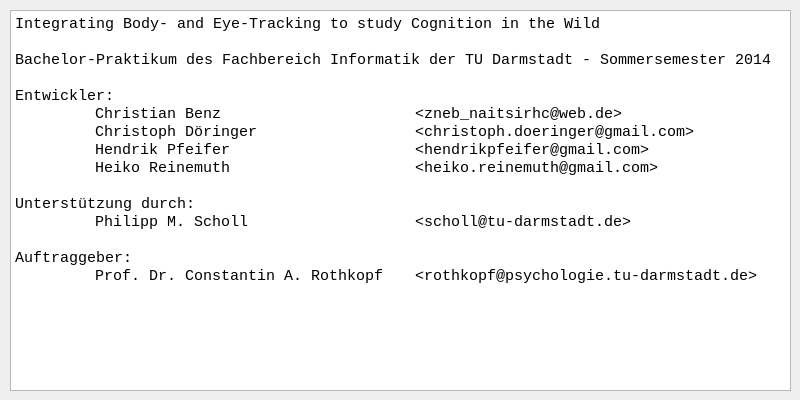
Above: ui/dialog_about.ui from wearablesLab14/human_cognition before the change. Below: the same form after it.
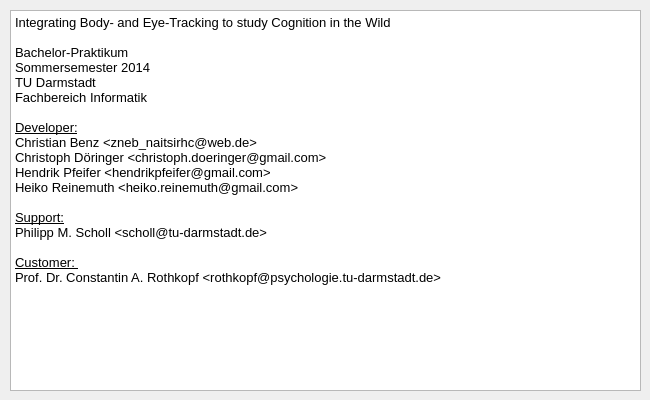
That is the form after the change.

Commit message: GUI changes / record & play commands TODO: kill rosbag processes and get output

Patch:
```diff
--- a/ui/dialog_about.ui
+++ b/ui/dialog_about.ui
@@ -6,19 +6,19 @@
    <rect>
     <x>0</x>
     <y>0</y>
-    <width>800</width>
+    <width>650</width>
     <height>400</height>
    </rect>
   </property>
   <property name="minimumSize">
    <size>
-    <width>800</width>
+    <width>650</width>
     <height>400</height>
    </size>
   </property>
   <property name="maximumSize">
    <size>
-    <width>800</width>
+    <width>650</width>
     <height>400</height>
    </size>
   </property>
@@ -30,45 +30,37 @@
     <rect>
      <x>10</x>
      <y>10</y>
-     <width>781</width>
+     <width>631</width>
      <height>381</height>
     </rect>
    </property>
    <layout class="QGridLayout" name="gridLayout">
     <item row="0" column="0">
      <widget class="QTextBrowser" name="textBrowser">
-      <property name="sizePolicy">
-       <sizepolicy hsizetype="Minimum" vsizetype="Expanding">
-        <horstretch>0</horstretch>
-        <verstretch>0</verstretch>
-       </sizepolicy>
-      </property>
-      <property name="font">
-       <font>
-        <family>Liberation Mono</family>
-       </font>
-      </property>
       <property name="html">
        <string>&lt;!DOCTYPE HTML PUBLIC &quot;-//W3C//DTD HTML 4.0//EN&quot; &quot;http://www.w3.org/TR/REC-html40/strict.dtd&quot;&gt;
 &lt;html&gt;&lt;head&gt;&lt;meta name=&quot;qrichtext&quot; content=&quot;1&quot; /&gt;&lt;style type=&quot;text/css&quot;&gt;
 p, li { white-space: pre-wrap; }
-&lt;/style&gt;&lt;/head&gt;&lt;body style=&quot; font-family:'Liberation Mono'; font-size:11pt; font-weight:400; font-style:normal;&quot;&gt;
-&lt;p style=&quot; margin-top:0px; margin-bottom:0px; margin-left:0px; margin-right:0px; -qt-block-indent:0; text-indent:0px;&quot;&gt;Integrating Body- and Eye-Tracking to study Cognition in the Wild&lt;/p&gt;
-&lt;p style=&quot;-qt-paragraph-type:empty; margin-top:0px; margin-bottom:0px; margin-left:0px; margin-right:0px; -qt-block-indent:0; text-indent:0px;&quot;&gt;&lt;br /&gt;&lt;/p&gt;
-&lt;p style=&quot; margin-top:0px; margin-bottom:0px; margin-left:0px; margin-right:0px; -qt-block-indent:0; text-indent:0px;&quot;&gt;Bachelor-Praktikum des Fachbereich Informatik der TU Darmstadt - Sommersemester 2014&lt;/p&gt;
-&lt;p style=&quot;-qt-paragraph-type:empty; margin-top:0px; margin-bottom:0px; margin-left:0px; margin-right:0px; -qt-block-indent:0; text-indent:0px;&quot;&gt;&lt;br /&gt;&lt;/p&gt;
-&lt;p style=&quot; margin-top:0px; margin-bottom:0px; margin-left:0px; margin-right:0px; -qt-block-indent:0; text-indent:0px;&quot;&gt;Entwickler:&lt;/p&gt;
-&lt;p style=&quot; margin-top:0px; margin-bottom:0px; margin-left:0px; margin-right:0px; -qt-block-indent:0; text-indent:0px;&quot;&gt;	Christian Benz 			&amp;lt;zneb_naitsirhc@web.de&amp;gt;&lt;/p&gt;
-&lt;p style=&quot; margin-top:0px; margin-bottom:0px; margin-left:0px; margin-right:0px; -qt-block-indent:0; text-indent:0px;&quot;&gt;	Christoph Döringer 		&amp;lt;christoph.doeringer@gmail.com&amp;gt;&lt;/p&gt;
-&lt;p style=&quot; margin-top:0px; margin-bottom:0px; margin-left:0px; margin-right:0px; -qt-block-indent:0; text-indent:0px;&quot;&gt;	Hendrik Pfeifer 			&amp;lt;hendrikpfeifer@gmail.com&amp;gt;&lt;/p&gt;
-&lt;p style=&quot; margin-top:0px; margin-bottom:0px; margin-left:0px; margin-right:0px; -qt-block-indent:0; text-indent:0px;&quot;&gt;	Heiko Reinemuth 			&amp;lt;heiko.reinemuth@gmail.com&amp;gt;&lt;/p&gt;
-&lt;p style=&quot;-qt-paragraph-type:empty; margin-top:0px; margin-bottom:0px; margin-left:0px; margin-right:0px; -qt-block-indent:0; text-indent:0px;&quot;&gt;&lt;br /&gt;&lt;/p&gt;
-&lt;p style=&quot; margin-top:0px; margin-bottom:0px; margin-left:0px; margin-right:0px; -qt-block-indent:0; text-indent:0px;&quot;&gt;Unterstützung durch: &lt;/p&gt;
-&lt;p style=&quot; margin-top:0px; margin-bottom:0px; margin-left:0px; margin-right:0px; -qt-block-indent:0; text-indent:0px;&quot;&gt;	Philipp M. Scholl 		&amp;lt;scholl@tu-darmstadt.de&amp;gt;&lt;/p&gt;
-&lt;p style=&quot;-qt-paragraph-type:empty; margin-top:0px; margin-bottom:0px; margin-left:0px; margin-right:0px; -qt-block-indent:0; text-indent:0px;&quot;&gt;&lt;br /&gt;&lt;/p&gt;
-&lt;p style=&quot; margin-top:0px; margin-bottom:0px; margin-left:0px; margin-right:0px; -qt-block-indent:0; text-indent:0px;&quot;&gt;Auftraggeber: &lt;/p&gt;
-&lt;p style=&quot; margin-top:0px; margin-bottom:0px; margin-left:0px; margin-right:0px; -qt-block-indent:0; text-indent:0px;&quot;&gt;	Prof. Dr. Constantin A. Rothkopf 	&amp;lt;rothkopf@psychologie.tu-darmstadt.de&amp;gt;&lt;/p&gt;
-&lt;p style=&quot;-qt-paragraph-type:empty; margin-top:0px; margin-bottom:0px; margin-left:0px; margin-right:0px; -qt-block-indent:0; text-indent:0px;&quot;&gt;&lt;br /&gt;&lt;/p&gt;&lt;/body&gt;&lt;/html&gt;</string>
+&lt;/style&gt;&lt;/head&gt;&lt;body style=&quot; font-family:'Ubuntu'; font-size:11pt; font-weight:400; font-style:normal;&quot;&gt;
+&lt;p style=&quot; margin-top:0px; margin-bottom:0px; margin-left:0px; margin-right:0px; -qt-block-indent:0; text-indent:0px;&quot;&gt;&lt;span style=&quot; font-family:'Liberation Mono'; font-size:10pt;&quot;&gt;Integrating Body- and Eye-Tracking to study Cognition in the Wild&lt;/span&gt;&lt;/p&gt;
+&lt;p style=&quot;-qt-paragraph-type:empty; margin-top:0px; margin-bottom:0px; margin-left:0px; margin-right:0px; -qt-block-indent:0; text-indent:0px; font-family:'Liberation Mono'; font-size:10pt;&quot;&gt;&lt;br /&gt;&lt;/p&gt;
+&lt;p style=&quot; margin-top:0px; margin-bottom:0px; margin-left:0px; margin-right:0px; -qt-block-indent:0; text-indent:0px;&quot;&gt;&lt;span style=&quot; font-family:'Liberation Mono'; font-size:10pt;&quot;&gt;Bachelor-Praktikum &lt;/span&gt;&lt;/p&gt;
+&lt;p style=&quot; margin-top:0px; margin-bottom:0px; margin-left:0px; margin-right:0px; -qt-block-indent:0; text-indent:0px;&quot;&gt;&lt;span style=&quot; font-family:'Liberation Mono'; font-size:10pt;&quot;&gt;Sommersemester 2014 &lt;/span&gt;&lt;/p&gt;
+&lt;p style=&quot; margin-top:0px; margin-bottom:0px; margin-left:0px; margin-right:0px; -qt-block-indent:0; text-indent:0px;&quot;&gt;&lt;span style=&quot; font-family:'Liberation Mono'; font-size:10pt;&quot;&gt;TU Darmstadt&lt;/span&gt;&lt;/p&gt;
+&lt;p style=&quot; margin-top:0px; margin-bottom:0px; margin-left:0px; margin-right:0px; -qt-block-indent:0; text-indent:0px;&quot;&gt;&lt;span style=&quot; font-family:'Liberation Mono'; font-size:10pt;&quot;&gt;Fachbereich Informatik &lt;/span&gt;&lt;/p&gt;
+&lt;p style=&quot;-qt-paragraph-type:empty; margin-top:0px; margin-bottom:0px; margin-left:0px; margin-right:0px; -qt-block-indent:0; text-indent:0px; font-family:'Liberation Mono'; font-size:10pt;&quot;&gt;&lt;br /&gt;&lt;/p&gt;
+&lt;p style=&quot; margin-top:0px; margin-bottom:0px; margin-left:0px; margin-right:0px; -qt-block-indent:0; text-indent:0px;&quot;&gt;&lt;span style=&quot; font-family:'Liberation Mono'; font-size:10pt; text-decoration: underline;&quot;&gt;Developer:&lt;/span&gt;&lt;/p&gt;
+&lt;p style=&quot; margin-top:0px; margin-bottom:0px; margin-left:0px; margin-right:0px; -qt-block-indent:0; text-indent:0px;&quot;&gt;&lt;span style=&quot; font-family:'Liberation Mono'; font-size:10pt;&quot;&gt;Christian Benz &amp;lt;zneb_naitsirhc@web.de&amp;gt;&lt;/span&gt;&lt;/p&gt;
+&lt;p style=&quot; margin-top:0px; margin-bottom:0px; margin-left:0px; margin-right:0px; -qt-block-indent:0; text-indent:0px;&quot;&gt;&lt;span style=&quot; font-family:'Liberation Mono'; font-size:10pt;&quot;&gt;Christoph Döringer &amp;lt;christoph.doeringer@gmail.com&amp;gt;&lt;/span&gt;&lt;/p&gt;
+&lt;p style=&quot; margin-top:0px; margin-bottom:0px; margin-left:0px; margin-right:0px; -qt-block-indent:0; text-indent:0px;&quot;&gt;&lt;span style=&quot; font-family:'Liberation Mono'; font-size:10pt;&quot;&gt;Hendrik Pfeifer &amp;lt;hendrikpfeifer@gmail.com&amp;gt;&lt;/span&gt;&lt;/p&gt;
+&lt;p style=&quot; margin-top:0px; margin-bottom:0px; margin-left:0px; margin-right:0px; -qt-block-indent:0; text-indent:0px;&quot;&gt;&lt;span style=&quot; font-family:'Liberation Mono'; font-size:10pt;&quot;&gt;Heiko Reinemuth &amp;lt;heiko.reinemuth@gmail.com&amp;gt;&lt;/span&gt;&lt;/p&gt;
+&lt;p style=&quot;-qt-paragraph-type:empty; margin-top:0px; margin-bottom:0px; margin-left:0px; margin-right:0px; -qt-block-indent:0; text-indent:0px; font-family:'Liberation Mono'; font-size:10pt;&quot;&gt;&lt;br /&gt;&lt;/p&gt;
+&lt;p style=&quot; margin-top:0px; margin-bottom:0px; margin-left:0px; margin-right:0px; -qt-block-indent:0; text-indent:0px;&quot;&gt;&lt;span style=&quot; font-family:'Liberation Mono'; font-size:10pt; text-decoration: underline;&quot;&gt;Support:&lt;/span&gt;&lt;/p&gt;
+&lt;p style=&quot; margin-top:0px; margin-bottom:0px; margin-left:0px; margin-right:0px; -qt-block-indent:0; text-indent:0px;&quot;&gt;&lt;span style=&quot; font-family:'Liberation Mono'; font-size:10pt;&quot;&gt;Philipp M. Scholl &amp;lt;scholl@tu-darmstadt.de&amp;gt;&lt;/span&gt;&lt;/p&gt;
+&lt;p style=&quot;-qt-paragraph-type:empty; margin-top:0px; margin-bottom:0px; margin-left:0px; margin-right:0px; -qt-block-indent:0; text-indent:0px; font-family:'Liberation Mono'; font-size:10pt;&quot;&gt;&lt;br /&gt;&lt;/p&gt;
+&lt;p style=&quot; margin-top:0px; margin-bottom:0px; margin-left:0px; margin-right:0px; -qt-block-indent:0; text-indent:0px;&quot;&gt;&lt;span style=&quot; font-family:'Liberation Mono'; font-size:10pt; text-decoration: underline;&quot;&gt;Customer: &lt;/span&gt;&lt;/p&gt;
+&lt;p style=&quot; margin-top:0px; margin-bottom:0px; margin-left:0px; margin-right:0px; -qt-block-indent:0; text-indent:0px;&quot;&gt;&lt;span style=&quot; font-family:'Liberation Mono'; font-size:10pt;&quot;&gt;Prof. Dr. Constantin A. Rothkopf &amp;lt;rothkopf@psychologie.tu-darmstadt.de&amp;gt;&lt;/span&gt;&lt;/p&gt;
+&lt;p style=&quot;-qt-paragraph-type:empty; margin-top:0px; margin-bottom:0px; margin-left:0px; margin-right:0px; -qt-block-indent:0; text-indent:0px; font-family:'Liberation Mono'; font-size:10pt;&quot;&gt;&lt;br /&gt;&lt;/p&gt;&lt;/body&gt;&lt;/html&gt;</string>
       </property>
      </widget>
     </item>
```
Left out of the diff: 2 changed lines with no effect on the pictures. The commit also changes 6 other files.
